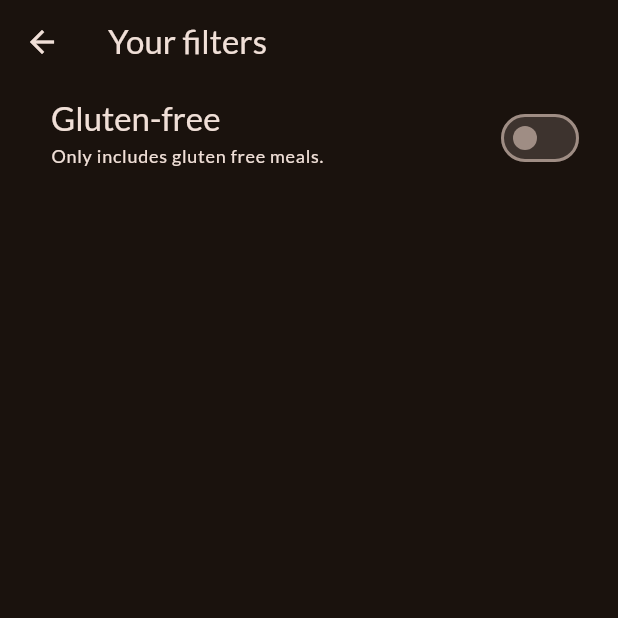
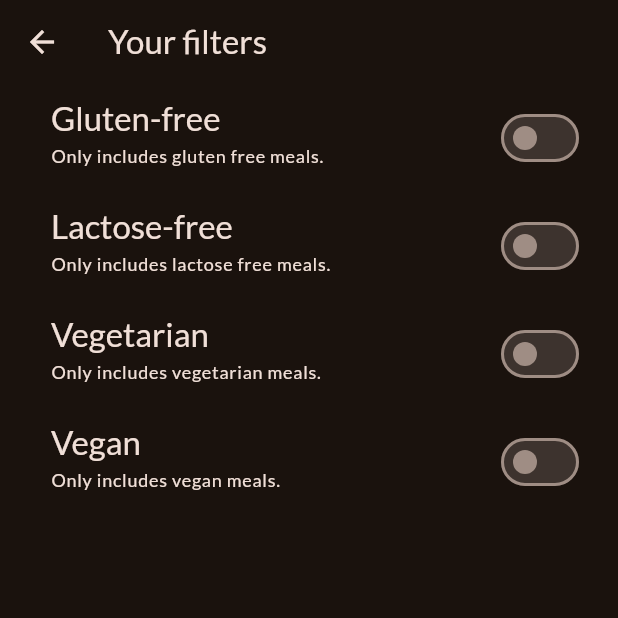
Before and after one commit to dubeyanant/meals, a Flutter app: the FiltersScreen screen opened directly, on a phone screen of 412 x 824 dp, the top half of it. Run offline on Flutter 3.47's test engine with Material 3 defaults, Android fonts, the phone set to English and light mode, and no system bars; our stand-ins replace google_fonts, transparent_image.

Commit message:
feat: add other filters

```diff
--- a/lib/screens/filters.dart
+++ b/lib/screens/filters.dart
@@ -11,6 +11,10 @@ class FiltersScreen extends StatefulWidget {
 
 class _FiltersScreenState extends State<FiltersScreen> {
   var _glutenFreeFitlerSet = false;
+  var _lactoseFreeFitlerSet = false;
+  var _vegetarianFitlerSet = false;
+  var _veganFitlerSet = false;
+
   @override
   Widget build(BuildContext context) {
     return Scaffold(
@@ -42,6 +46,78 @@ class _FiltersScreenState extends State<FiltersScreen> {
           activeColor: Theme.of(context).colorScheme.tertiary,
           contentPadding: const EdgeInsets.only(left: 34, right: 22),
         ),
+        SwitchListTile(
+          value: _lactoseFreeFitlerSet,
+          onChanged: (isChecked) {
+            setState(() {
+              _lactoseFreeFitlerSet = isChecked;
+            });
+          },
+          title: Text(
+            'Lactose-free',
+            style: Theme.of(context)
+                .textTheme
+                .titleLarge!
+                .copyWith(color: Theme.of(context).colorScheme.onBackground),
+          ),
+          subtitle: Text(
+            'Only includes lactose free meals.',
+            style: Theme.of(context)
+                .textTheme
+                .labelMedium!
+                .copyWith(color: Theme.of(context).colorScheme.onBackground),
+          ),
+          activeColor: Theme.of(context).colorScheme.tertiary,
+          contentPadding: const EdgeInsets.only(left: 34, right: 22),
+        ),
+        SwitchListTile(
+          value: _vegetarianFitlerSet,
+          onChanged: (isChecked) {
+            setState(() {
+              _vegetarianFitlerSet = isChecked;
+            });
+          },
+          title: Text(
+            'Vegetarian',
+            style: Theme.of(context)
+                .textTheme
+                .titleLarge!
+                .copyWith(color: Theme.of(context).colorScheme.onBackground),
+          ),
+          subtitle: Text(
+            'Only includes vegetarian meals.',
+            style: Theme.of(context)
+                .textTheme
+                .labelMedium!
+                .copyWith(color: Theme.of(context).colorScheme.onBackground),
+          ),
+          activeColor: Theme.of(context).colorScheme.tertiary,
+          contentPadding: const EdgeInsets.only(left: 34, right: 22),
+        ),
+        SwitchListTile(
+          value: _veganFitlerSet,
+          onChanged: (isChecked) {
+            setState(() {
+              _veganFitlerSet = isChecked;
+            });
+          },
+          title: Text(
+            'Vegan',
+            style: Theme.of(context)
+                .textTheme
+                .titleLarge!
+                .copyWith(color: Theme.of(context).colorScheme.onBackground),
+          ),
+          subtitle: Text(
+            'Only includes vegan meals.',
+            style: Theme.of(context)
+                .textTheme
+                .labelMedium!
+                .copyWith(color: Theme.of(context).colorScheme.onBackground),
+          ),
+          activeColor: Theme.of(context).colorScheme.tertiary,
+          contentPadding: const EdgeInsets.only(left: 34, right: 22),
+        ),
       ]),
     );
   }
```
